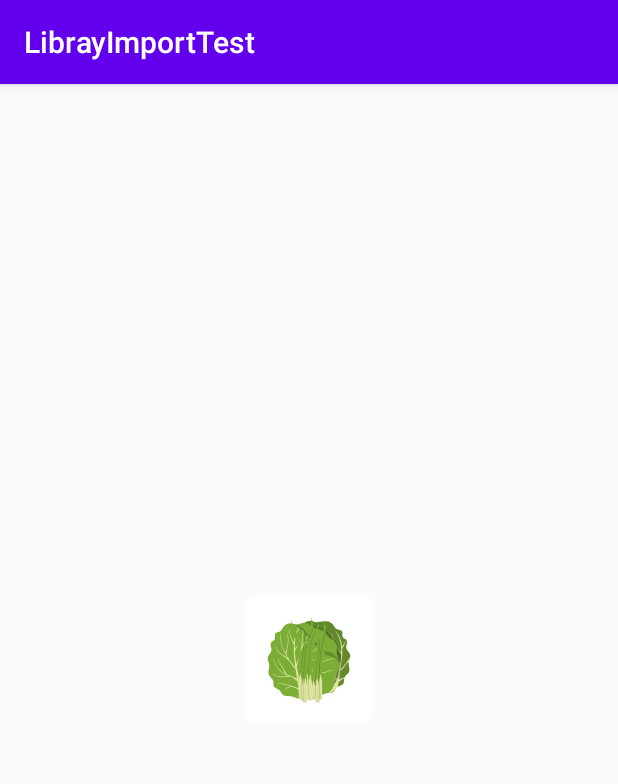
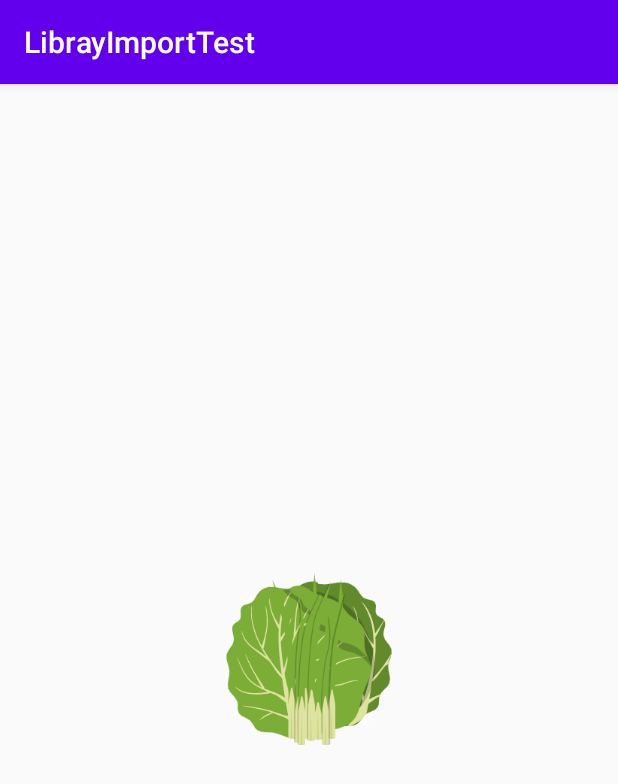
Before and after one commit to CuteWiseCode/MyLoadingView, an Android app: the screen it shows after launch (MainActivity), on a phone screen of 412 x 824 dp. Shown: the top 784 px of the screen. Run offline under Robolectric (Android 15) with nearby library versions, the phone set to English and light mode, and no system bars.

Commit message:
添加建造者模式
使用者可以在Activity中使用建造者来配置旋转的图片以及旋转的速度

```diff
--- a/app/src/main/java/android/com/librayimporttest/MainActivity.java
+++ b/app/src/main/java/android/com/librayimporttest/MainActivity.java
@@ -3,6 +3,10 @@
 
 import android.os.Bundle;
 import android.support.v7.app.AppCompatActivity;
+import android.view.View;
+import android.widget.RelativeLayout;
+
+import com.cutewisecode.AnimationView;
 
 public class MainActivity extends AppCompatActivity {
 
@@ -10,5 +14,18 @@
     protected void onCreate(Bundle savedInstanceState) {
         super.onCreate(savedInstanceState);
         setContentView(R.layout.activity_main);
+        RelativeLayout container = findViewById(R.id.rl_container);
+
+        AnimationView animationView = new AnimationView.Builder()
+                .addContext(this)
+                .addFirstImage(R.mipmap.im_cabbage)
+                .addSecondImage(R.mipmap.im_chinesechives)
+                .addThirdImage(R.mipmap.im_greenchineseonion)
+                .addFourthImage(R.mipmap.im_hyacinthbean)
+                .addFithImage(R.mipmap.im_rutabaga)
+                .addDuration(400)
+                .build();
+
+        container.addView(animationView);
     }
 }
--- a/app/src/main/res/layout/activity_main.xml
+++ b/app/src/main/res/layout/activity_main.xml
@@ -5,18 +5,20 @@
     xmlns:tools="http://schemas.android.com/tools"
     android:layout_width="match_parent"
     android:layout_height="match_parent"
+    android:gravity="center"
+    android:id="@+id/rl_container"
     tools:context=".MainActivity">
 
-    <com.cutewisecode.AnimationViewkt
-        android:layout_centerInParent="true"
-        android:layout_width="wrap_content"
-        android:layout_height="wrap_content"
-        app:translationspeed="400"
-        app:image1="@mipmap/im_cabbage"
-        app:image2="@mipmap/im_chinesechives"
-        app:image3="@mipmap/im_greenchineseonion"
-        app:image4="@mipmap/im_hyacinthbean"
-        app:image5="@mipmap/im_rutabaga"
-        />
+<!--    <com.cutewisecode.AnimationViewkt-->
+<!--        android:layout_centerInParent="true"-->
+<!--        android:layout_width="wrap_content"-->
+<!--        android:layout_height="wrap_content"-->
+<!--        app:translationspeed="400"-->
+<!--        app:image1="@mipmap/im_cabbage"-->
+<!--        app:image2="@mipmap/im_chinesechives"-->
+<!--        app:image3="@mipmap/im_greenchineseonion"-->
+<!--        app:image4="@mipmap/im_hyacinthbean"-->
+<!--        app:image5="@mipmap/im_rutabaga"-->
+<!--        />-->
 
 </RelativeLayout>
--- a/loadingviewlibrary/src/main/java/com/cutewisecode/AnimationLoad.java
+++ b/loadingviewlibrary/src/main/java/com/cutewisecode/AnimationLoad.java
@@ -51,7 +51,7 @@
             localCamera.rotateY(rotateY);//Applies a rotation transform around the Y axis.
             localCamera.getMatrix(localMatrix);//Computes the matrix corresponding to the current transformation and copies it to the supplied matrix object.
             localCamera.restore();//Restores the saved state, if any
-            localMatrix.postScale(0.5f, 0.5f);// turn to 1/2 of original size
+//            localMatrix.postScale(0.5f, 0.5f);// turn to 1/2 of original size
             localMatrix.preTranslate(-half_view_width, -half_view_height);
             localMatrix.postTranslate(half_view_width, half_view_height);
             return;
--- a/loadingviewlibrary/src/main/java/com/cutewisecode/AnimationView.java
+++ b/loadingviewlibrary/src/main/java/com/cutewisecode/AnimationView.java
@@ -27,19 +27,20 @@
     private ImageView view05;
     private int DURATION = 400;//duration
 
-    private  int Id_image1;
-    private  int Id_image2;
-    private  int Id_image3;
-    private  int Id_image4;
-    private  int Id_image5;
+    private int Id_image1;
+    private int Id_image2;
+    private int Id_image3;
+    private int Id_image4;
+    private int Id_image5;
 
     //struct
     public AnimationView(Context paramContext) {
         super(paramContext);
         Log.i(TAG, "AnimationView");
-        inflate(getContext(), R.layout.loading_view, this);//layout_loading_view
+
         initializeView();
     }
+
 
     public AnimationView(Context context, AttributeSet attrs) {
         super(context, attrs);
@@ -48,14 +49,25 @@
         final TypedArray array = context.obtainStyledAttributes(attrs, R.styleable.AnimationView);
         int speed = array.getInt(R.styleable.AnimationView_translationspeed, 0);
         Id_image1 = array.getResourceId(R.styleable.AnimationView_image1, 0);
-        Id_image2= array.getResourceId(R.styleable.AnimationView_image2, 0);
+        Id_image2 = array.getResourceId(R.styleable.AnimationView_image2, 0);
         Id_image3 = array.getResourceId(R.styleable.AnimationView_image3, 0);
         Id_image4 = array.getResourceId(R.styleable.AnimationView_image4, 0);
         Id_image5 = array.getResourceId(R.styleable.AnimationView_image5, 0);
 
-        if(speed!=0)
-            DURATION =speed;
-        inflate(getContext(), R.layout.loading_view, this);//layout_loading_view
+        if (speed != 0) DURATION = speed;
+
+        initializeView();
+    }
+
+
+    private AnimationView(int FirstImgID, int SecondImgID, int ThirdImgID, int FourthImgID, int FithImgID, int Duration, Context context) {
+        super(context);
+        this.Id_image1 = FirstImgID;
+        this.Id_image2 = SecondImgID;
+        this.Id_image3 = ThirdImgID;
+        this.Id_image4 = FourthImgID;
+        this.Id_image5 = FithImgID;
+        this.DURATION = Duration;
         initializeView();
     }
 
@@ -78,21 +90,21 @@
      * initialize
      */
     private void initializeView() {
-
+        inflate(getContext(), R.layout.loading_view, this);//layout_loading_view
         this.view01 = ((ImageView) findViewById(R.id.loading_view_01));
-        if(Id_image1!=0)
+        if (Id_image1 != 0)
             view01.setImageResource(Id_image1);
         this.view02 = ((ImageView) findViewById(R.id.loading_view_02));
-        if(Id_image2!=0)
+        if (Id_image2 != 0)
             view02.setImageResource(Id_image2);
         this.view03 = ((ImageView) findViewById(R.id.loading_view_03));
-        if(Id_image3!=0)
+        if (Id_image3 != 0)
             view03.setImageResource(Id_image3);
         this.view04 = ((ImageView) findViewById(R.id.loading_view_04));
-        if(Id_image4!=0)
+        if (Id_image4 != 0)
             view04.setImageResource(Id_image4);
         this.view05 = ((ImageView) findViewById(R.id.loading_view_05));
-        if(Id_image5!=0)
+        if (Id_image5 != 0)
             view05.setImageResource(Id_image5);
         this.current_view = this.view01;
         //measure the size of component; UNSPECIFIED = 0 EXACTLY = 1 AT_MOST= 2
@@ -195,4 +207,61 @@
 //		initView();
     }
 
+    /**
+     * 使用建造者
+     */
+    public static final class Builder {
+        private int Id_image1;
+        private int Id_image2;
+        private int Id_image3;
+        private int Id_image4;
+        private int Id_image5;
+        private int DURATION;//duration
+        private Context mContext;
+
+        //添加第一张图片
+        public Builder addFirstImage(int ImageId) {
+            Id_image1 = ImageId;
+            return this;
+        }
+
+        public Builder addSecondImage(int ImageId) {
+            Id_image2 = ImageId;
+            return this;
+        }
+
+        public Builder addThirdImage(int ImageId) {
+            Id_image3 = ImageId;
+            return this;
+        }
+
+        public Builder addFourthImage(int ImageId) {
+            Id_image4 = ImageId;
+            return this;
+        }
+
+        public Builder addFithImage(int ImageId) {
+            Id_image5 = ImageId;
+            return this;
+        }
+
+        public Builder addDuration(int duration) {
+            DURATION = duration;
+            return this;
+        }
+
+        public Builder addContext(Context context) {
+            mContext = context;
+            return this;
+        }
+
+        public AnimationView build() {
+
+            return new AnimationView(Id_image1, Id_image2, Id_image3, Id_image4, Id_image5, DURATION, mContext);
+
+        }
+
+
+    }
+
 }
```
